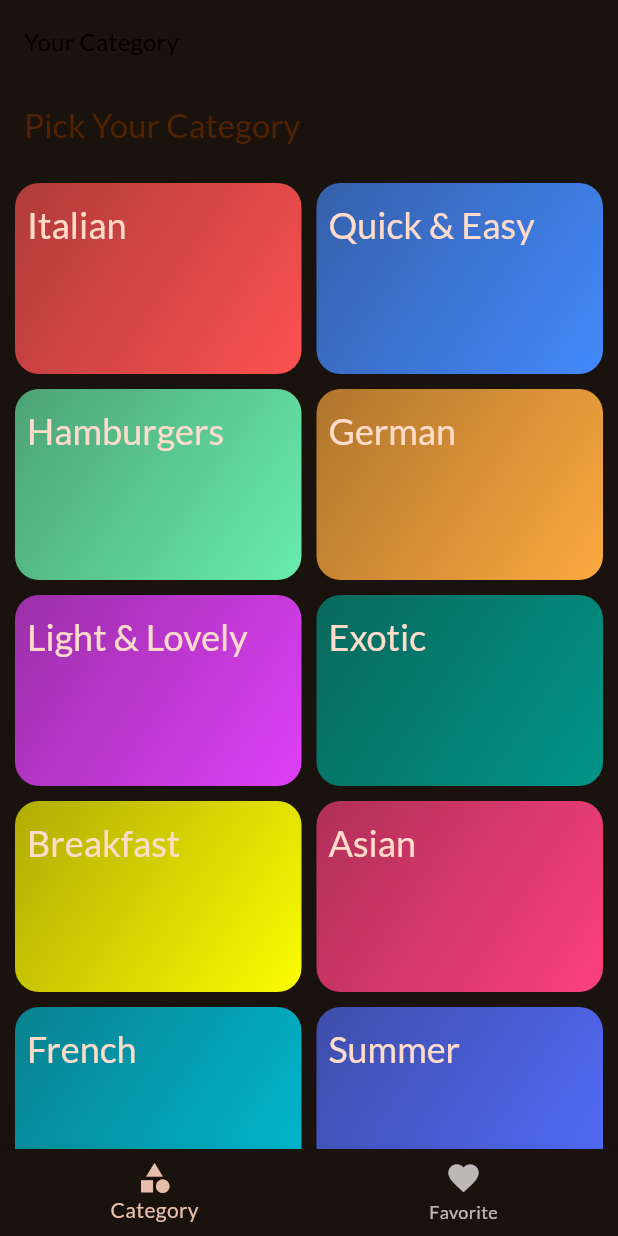
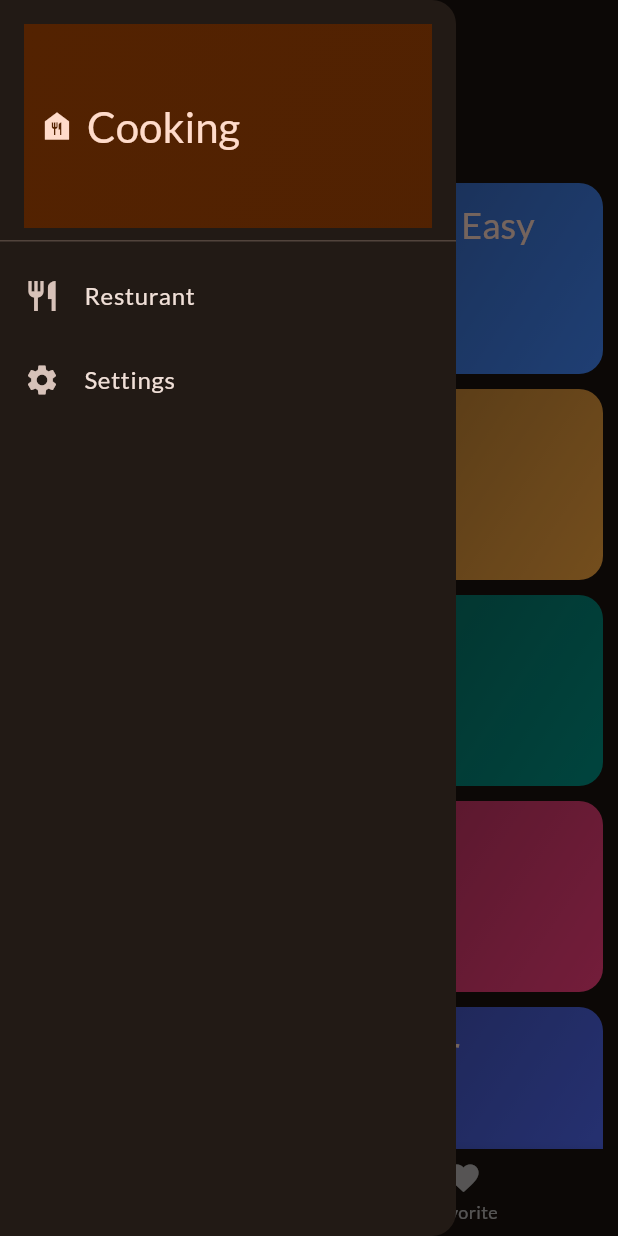
Before and after one commit to mikias19/flutter, a Flutter app: the screen it shows after launch, with the side drawer open (before the commit the screen has no drawer), on a phone screen of 412 x 824 dp. Run offline on Flutter 3.47's test engine with Material 3 defaults, Android fonts, the light colour scheme and no system bars; our stand-ins replace google_fonts, transparent_image; key blocks and very long unbroken strings in the code were emptied for the run.

Commit message:
feat:the drawer

```diff
--- a/lib/Widgts/drawer_handler.dart
+++ b/lib/Widgts/drawer_handler.dart
@@ -1,8 +1,54 @@
+import 'package:flutter/material.dart';
 import 'package:flutter/widgets.dart';
 
 class DrawerHandler extends StatelessWidget {
   @override
   Widget build(BuildContext context) {
-    return Text("hellow");
+    return Drawer(
+      child: Column(
+        children: [
+          DrawerHeader(
+            child: Container(
+              padding: const EdgeInsets.symmetric(horizontal: 10, vertical: 16),
+              decoration: BoxDecoration(
+                gradient: LinearGradient(
+                  colors: [
+                    Theme.of(context).colorScheme.onPrimary,
+                    Theme.of(context).colorScheme.onPrimary.withOpacity(0.96),
+                  ],
+                  begin: Alignment.topLeft,
+                  end: Alignment.bottomRight,
+                ),
+              ),
+              child: Row(
+                children: [
+                  Icon(Icons.food_bank,
+                      size: 24,
+                      color: Theme.of(context).colorScheme.onPrimaryContainer),
+                  const SizedBox(width: 8),
+                  Text(
+                    "Cooking ",
+                    style: Theme.of(context).textTheme.titleLarge!.copyWith(
+                        fontSize: 28,
+                        color:
+                            Theme.of(context).colorScheme.onPrimaryContainer),
+                  )
+                ],
+              ),
+            ),
+          ),
+          ListTile(
+            leading: Icon(Icons.restaurant),
+            title: Text('Resturant'),
+            onTap: () {},
+          ),
+          ListTile(
+            leading: Icon(Icons.settings),
+            title: Text('Settings'),
+            onTap: () {},
+          ),
+        ],
+      ),
+    );
   }
 }
```
Also changed, not shown: lib/Screens/tab_screen.dart (+18 -11 lines).
